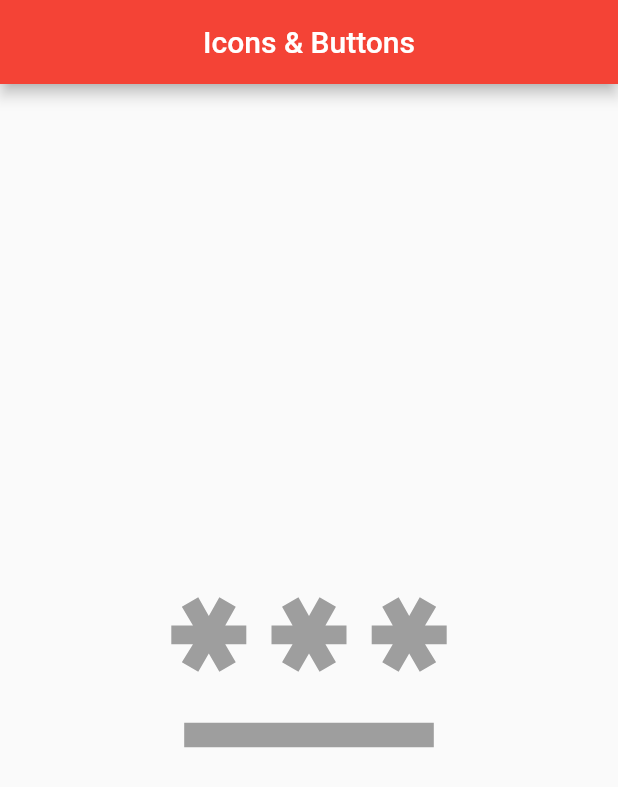
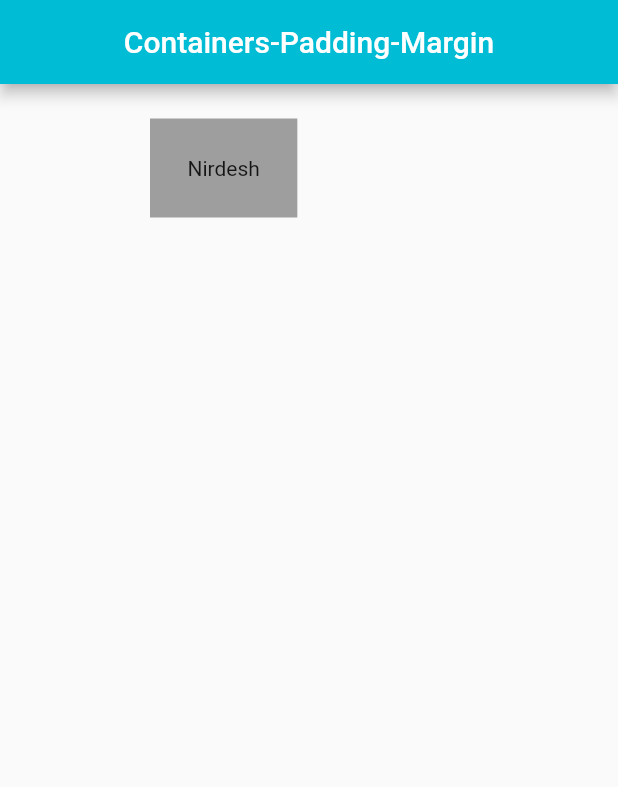
Before and after one commit to Nirdesh-Singh/first_day, a Flutter app: the screen it shows after launch, on a phone screen of 412 x 824 dp. Shown: the top 787 px of the screen. Run offline on Flutter 3.47's test engine with Material 2 defaults, Android fonts, the phone set to English and light mode, and no system bars.

Commit message:
Lesson-5

```diff
--- a/lib/buttons.dart
+++ /dev/null
@@ -1,48 +0,0 @@
-import 'package:flutter/material.dart';
-
-class Buttons extends StatefulWidget {
-  const Buttons({super.key});
-
-  @override
-  State<Buttons> createState() => _ButtonsState();
-}
-
-class _ButtonsState extends State<Buttons> {
-  @override
-  Widget build(BuildContext context) {
-    return Scaffold(
-      appBar: AppBar(
-        title: const Text('Icons & Buttons'),
-        centerTitle: true,
-        backgroundColor: Colors.red,
-      ),
-      body: Center(
-          child: IconButton(
-        onPressed: () {},
-        icon: const Icon(Icons.password),
-        iconSize: 200.0,
-        color: Colors.grey,
-      )),
-    );
-  }
-}
-
-
-// ElevatedButton(
-//           onPressed: () {},
-//           style: ElevatedButton.styleFrom(
-//               backgroundColor: Colors.deepOrangeAccent,
-//               shape: const CircleBorder(),
-//               fixedSize: const Size(100.0, 100.0)),
-//           child: const Text('Click me'),
-//         ),
-
-
-// TextButton(
-//           onPressed: () {},
-//           style: TextButton.styleFrom(
-//               backgroundColor: Colors.deepOrangeAccent,
-//               shape: const StadiumBorder(),
-//               fixedSize: const Size(200.0, 150.0)),
-//           child: const Text('Click me'),
-//         ),
--- /dev/null
+++ b/lib/containers_padding.dart
@@ -0,0 +1,22 @@
+import 'package:flutter/material.dart';
+
+class ContainersPadding extends StatelessWidget {
+  const ContainersPadding({super.key});
+
+  @override
+  Widget build(BuildContext context) {
+    return Scaffold(
+      appBar: AppBar(
+        title: const Text('Containers-Padding-Margin'),
+        centerTitle: true,
+        backgroundColor: Colors.cyan,
+      ),
+      body: Container(
+        color: Colors.grey,
+        padding: const EdgeInsets.all(25.0),
+        margin: const EdgeInsets.symmetric(horizontal: 100.0, vertical: 23.0),
+        child: const Text('Nirdesh'),
+      ),
+    );
+  }
+}
--- a/lib/main.dart
+++ b/lib/main.dart
@@ -1,6 +1,5 @@
-import 'package:firstapp/buttons.dart';
 import 'package:flutter/material.dart';
-import 'icons.dart';
+import 'containers_padding.dart';
 
 void main() {
   runApp(const MyApp());
@@ -17,7 +16,7 @@ class MyApp extends StatelessWidget {
       theme: ThemeData(
         primarySwatch: Colors.blue,
       ),
-      home: const Buttons(),
+      home: const ContainersPadding(),
     );
   }
 }
```
Also changed, not shown: lib/icons.dart (deleted, +0 -23 lines).
